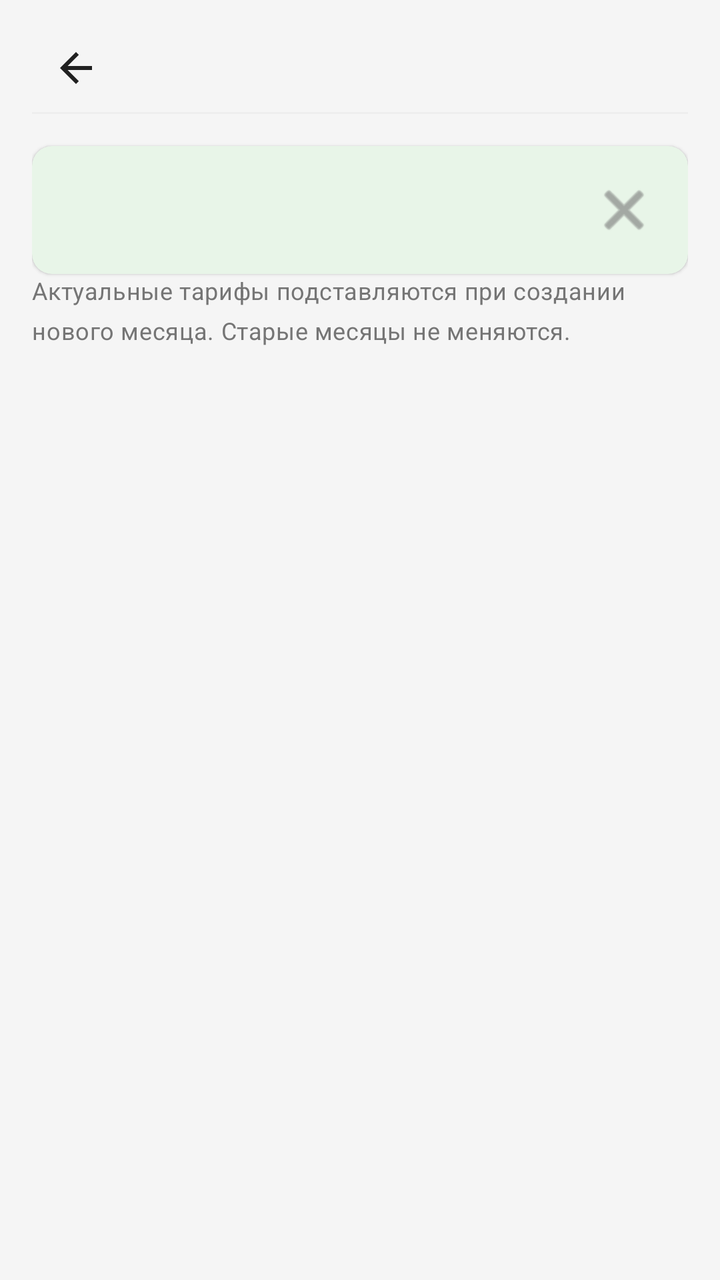
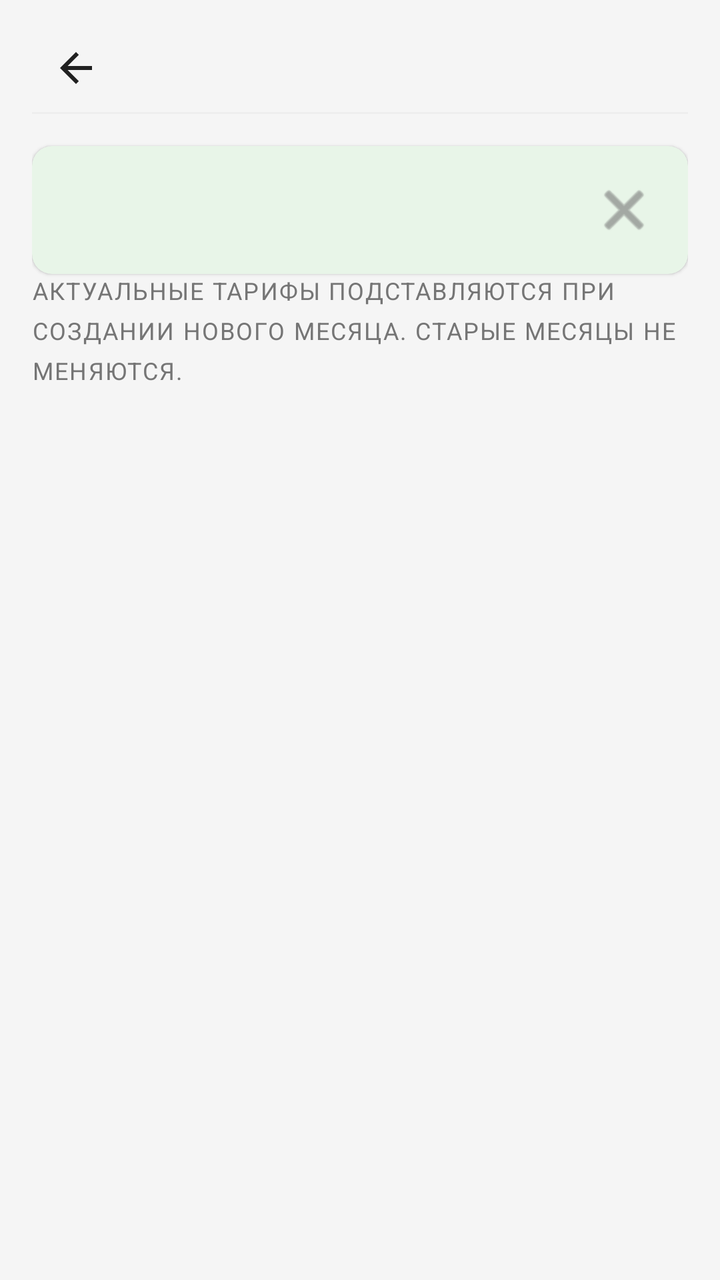

Screens rendered from an Android XML layout before and after an edit, with the pre-edit source and the edit as a unified diff.
<!-- AndroidManifest.xml: application theme Theme.MyBudget -->
<!-- res/layout/activity_utility_tariffs.xml -->
<?xml version="1.0" encoding="utf-8"?>
<LinearLayout xmlns:android="http://schemas.android.com/apk/res/android" xmlns:app="http://schemas.android.com/apk/res-auto"
    android:orientation="vertical"
    android:background="@color/background_light"
    android:paddingLeft="@dimen/space_16"
    android:paddingTop="@dimen/space_12"
    android:paddingRight="@dimen/space_16"
    android:paddingBottom="@dimen/space_16"
    android:layout_width="match_parent"
    android:layout_height="match_parent"
    android:paddingHorizontal="@dimen/space_16">
    <include
        android:layout_width="match_parent"
        android:layout_height="wrap_content"
        android:layout_marginBottom="@dimen/space_8"
        layout="@layout/include_screen_header"/>
    <include
        android:id="@+id/utilityTariffsHint"
        android:layout_width="match_parent"
        android:layout_height="wrap_content"
        layout="@layout/include_dismissible_hint"/>
    <TextView
        android:textSize="12sp"
        android:layout_width="match_parent"
        android:layout_height="wrap_content"
        android:layout_marginBottom="@dimen/space_12"
        android:text="@string/utility_tariffs_hint"
        style="@style/Text.MyBudget.Subtitle"/>
    <androidx.recyclerview.widget.RecyclerView
        android:id="@+id/tariffsRecycler"
        android:layout_width="match_parent"
        android:layout_height="0dp"
        android:layout_weight="1"/>
    <TextView
        android:gravity="center"
        android:id="@+id/tariffsEmpty"
        android:padding="@dimen/space_24"
        android:visibility="gone"
        android:layout_width="match_parent"
        android:layout_height="wrap_content"
        android:text="@string/utility_tariffs_empty"
        style="@style/Text.MyBudget.Subtitle"/>
</LinearLayout>
<!-- res/layout/include_screen_header.xml (included above) -->
<?xml version="1.0" encoding="utf-8"?>
<LinearLayout xmlns:android="http://schemas.android.com/apk/res/android"
    android:layout_width="match_parent"
    android:layout_height="wrap_content"
    android:orientation="vertical">

    <include layout="@layout/include_compact_toolbar" />

    <View
        android:layout_width="match_parent"
        android:layout_height="1dp"
        android:layout_marginBottom="@dimen/space_8"
        android:background="@color/border_light" />
</LinearLayout>
<!-- res/layout/include_dismissible_hint.xml (included above) -->
<?xml version="1.0" encoding="utf-8"?>
<androidx.cardview.widget.CardView xmlns:android="http://schemas.android.com/apk/res/android" xmlns:app="http://schemas.android.com/apk/res-auto"
    android:id="@+id/screenHintCard"
    android:layout_width="match_parent"
    android:layout_height="wrap_content"
    android:layout_marginBottom="@dimen/space_8"
    app:cardBackgroundColor="@color/primary_green_light"
    style="@style/Card.MyBudget.Surface.Small">
    <LinearLayout
        android:orientation="vertical"
        android:padding="@dimen/space_10"
        android:layout_width="match_parent"
        android:layout_height="wrap_content">
        <LinearLayout
            android:gravity="center_vertical"
            android:orientation="horizontal"
            android:layout_width="match_parent"
            android:layout_height="wrap_content">
            <TextView
                android:textSize="13sp"
                android:textColor="@color/text_primary"
                android:id="@+id/screenHintText"
                android:layout_width="0dp"
                android:layout_height="wrap_content"
                android:layout_weight="1"
                android:lineSpacingExtra="@dimen/space_2"
                style="@style/Text.MyBudget.Subtitle"/>
            <ImageButton
                android:id="@+id/screenHintDismiss"
                android:background="?attr/selectableItemBackgroundBorderless"
                android:padding="@dimen/space_8"
                android:layout_width="@dimen/touch_min_size"
                android:layout_height="@dimen/touch_min_size"
                android:src="@android:drawable/ic_menu_close_clear_cancel"
                android:contentDescription="@string/hint_dismiss"
                app:tint="@color/text_secondary"/>
        </LinearLayout>
        <TextView
            android:textSize="12sp"
            android:textColor="@color/budget_blue"
            android:id="@+id/screenHintHelp"
            android:background="?attr/selectableItemBackground"
            android:paddingTop="@dimen/space_2"
            android:paddingBottom="@dimen/space_2"
            android:focusable="true"
            android:visibility="gone"
            android:clickable="true"
            android:layout_width="wrap_content"
            android:layout_height="wrap_content"
            android:layout_marginTop="@dimen/space_4"
            android:text="@string/hint_open_help"
            android:paddingVertical="@dimen/space_2"
            style="@style/Text.MyBudget.Subtitle"/>
    </LinearLayout>
</androidx.cardview.widget.CardView>
<!-- res/layout/include_compact_toolbar.xml (included above) -->
<?xml version="1.0" encoding="utf-8"?>
<LinearLayout xmlns:android="http://schemas.android.com/apk/res/android" xmlns:app="http://schemas.android.com/apk/res-auto"
    android:gravity="center_vertical"
    android:orientation="horizontal"
    android:id="@+id/screenHeaderRoot"
    android:layout_width="match_parent"
    android:layout_height="wrap_content"
    android:minHeight="@dimen/touch_min_size">
    <ImageButton
        android:id="@+id/screenHeaderBack"
        android:background="?attr/selectableItemBackgroundBorderless"
        android:padding="@dimen/space_8"
        android:layout_width="@dimen/touch_min_size"
        android:layout_height="@dimen/touch_min_size"
        android:src="@drawable/ic_arrow_back"
        android:scaleType="centerInside"
        android:contentDescription="@string/nav_back"
        app:tint="@color/text_primary"/>
    <TextView
        android:textSize="18sp"
        android:id="@+id/screenHeaderEmoji"
        android:visibility="gone"
        android:layout_width="wrap_content"
        android:layout_height="wrap_content"
        android:layout_marginStart="@dimen/space_2"/>
    <TextView
        android:textSize="20sp"
        android:ellipsize="end"
        android:id="@+id/screenHeaderTitle"
        android:layout_width="0dp"
        android:layout_height="wrap_content"
        android:maxLines="1"
        android:layout_weight="1"
        android:layout_marginStart="@dimen/space_4"
        style="@style/Text.MyBudget.Title"/>
    <ImageButton
        android:id="@+id/screenHeaderAction"
        android:background="?attr/selectableItemBackgroundBorderless"
        android:padding="@dimen/space_8"
        android:visibility="gone"
        android:layout_width="@dimen/touch_min_size"
        android:layout_height="@dimen/touch_min_size"
        android:src="@android:drawable/ic_menu_more"
        android:contentDescription="@string/transactions_more_menu"
        app:tint="@color/text_secondary"/>
    <ImageButton
        android:id="@+id/screenHeaderActionSecondary"
        android:background="?attr/selectableItemBackgroundBorderless"
        android:padding="@dimen/space_8"
        android:visibility="gone"
        android:layout_width="@dimen/touch_min_size"
        android:layout_height="@dimen/touch_min_size"
        android:src="@android:drawable/ic_menu_search"
        android:contentDescription="@string/transactions_search_submit"
        app:tint="@color/budget_blue"/>
</LinearLayout>
<!-- resources referenced by this layout -->
<resources>
  <color name="background_light">#f5f5f5</color>
  <color name="border_light">#eeeeee</color>
  <color name="budget_blue">#2196f3</color>
  <color name="primary_green_light">#e8f5e8</color>
  <color name="text_primary">#212121</color>
  <color name="text_secondary">#757575</color>
  <dimen name="space_10">10dp</dimen>
  <dimen name="space_12">12dp</dimen>
  <dimen name="space_16">16dp</dimen>
  <dimen name="space_2">2dp</dimen>
  <dimen name="space_24">24dp</dimen>
  <dimen name="space_4">4dp</dimen>
  <dimen name="space_8">8dp</dimen>
  <dimen name="touch_min_size">44dp</dimen>
  <!-- drawable ic_arrow_back (drawable) -->
  <?xml version="1.0" encoding="utf-8"?>
  <vector xmlns:android="http://schemas.android.com/apk/res/android"
      android:height="24dp"
      android:width="24dp"
      android:viewportWidth="24"
      android:viewportHeight="24">
      <path
          android:fillColor="@color/text_primary"
          android:pathData="M20,11H7.83l5.59,-5.59L12,4l-8,8 8,8 1.41,-1.41L7.83,13H20v-2z"/>
  </vector>
  <string name="hint_dismiss">Скрыть подсказку</string>
  <string name="hint_open_help">Подробная инструкция →</string>
  <string name="nav_back">Назад</string>
  <string name="transactions_more_menu">Дополнительно</string>
  <string name="transactions_search_submit">Искать</string>
  <string name="utility_tariffs_empty">Нет строк с тарифом. Добавьте в шаблоне строки типа «кол-во × тариф».</string>
  <string name="utility_tariffs_hint">Актуальные тарифы подставляются при создании нового месяца. Старые месяцы не меняются.</string>
  <style name="Card.MyBudget.Surface.Small" parent="@style/Card.MyBudget.Surface">
      <item name="cardCornerRadius">@dimen/radius_10</item>
    </style>
  <style name="Text.MyBudget.Subtitle" parent="@style/Text.MyBudget">
      <item name="android:textSize">12sp</item>
      <item name="android:textColor">@color/text_secondary</item>
    </style>
  <style name="Text.MyBudget.Title" parent="@style/Text.MyBudget">
      <item name="android:textSize">18sp</item>
      <item name="android:textStyle">bold</item>
      <item name="android:textColor">@color/text_primary</item>
    </style>
  <style name="Theme.MyBudget" parent="@style/Base.Theme.MyBudget" />
  <style name="Card.MyBudget.Surface" parent="">
      <item name="cardBackgroundColor">@color/card_background_white</item>
      <item name="cardCornerRadius">@dimen/radius_16</item>
      <item name="cardElevation">@dimen/card_elevation_low</item>
    </style>
  <dimen name="radius_10">10dp</dimen>
  <style name="Text.MyBudget" parent="@style/TextAppearance.Material3.BodyMedium" />
  <style name="Base.Theme.MyBudget" parent="@style/Theme.Material3.DayNight.NoActionBar">
      <item name="android:colorBackground">@color/background_light</item>
      <item name="colorOnPrimary">@color/md_theme_onPrimary</item>
      <item name="colorOnSurface">@color/md_theme_onSurface</item>
      <item name="colorOutline">@color/md_theme_outline</item>
      <item name="colorPrimary">@color/md_theme_primary</item>
      <item name="colorSurface">@color/md_theme_surface</item>
      <item name="colorSurfaceVariant">@color/md_theme_surfaceVariant</item>
    </style>
  <color name="card_background_white">#ffffff</color>
  <dimen name="radius_16">16dp</dimen>
  <dimen name="card_elevation_low">1dp</dimen>
  <color name="md_theme_onPrimary">#ffffff</color>
  <color name="md_theme_onSurface">#1d1b20</color>
  <color name="md_theme_outline">#79747e</color>
  <color name="md_theme_primary">#6750a4</color>
  <color name="md_theme_surface">#ffffff</color>
  <color name="md_theme_surfaceVariant">#e7e0ec</color>
</resources>

<!-- the commit's change to res/layout/activity_utility_tariffs.xml (unified diff, before → after) -->
@@ -20,12 +20,11 @@
         android:layout_height="wrap_content"
         layout="@layout/include_dismissible_hint"/>
     <TextView
-        android:textSize="12sp"
         android:layout_width="match_parent"
         android:layout_height="wrap_content"
         android:layout_marginBottom="@dimen/space_12"
         android:text="@string/utility_tariffs_hint"
-        style="@style/Text.MyBudget.Subtitle"/>
+        style="@style/Text.MyBudget.SectionLabel"/>
     <androidx.recyclerview.widget.RecyclerView
         android:id="@+id/tariffsRecycler"
         android:layout_width="match_parent"
<!-- resource entries referenced after the edit -->
@@ -34,6 +34,12 @@
   <string name="utility_tariffs_hint">Актуальные тарифы подставляются при создании нового месяца. Старые месяцы не меняются.</string>
   <style name="Card.MyBudget.Surface.Small" parent="@style/Card.MyBudget.Surface">
       <item name="cardCornerRadius">@dimen/radius_10</item>
+    </style>
+  <style name="Text.MyBudget.SectionLabel" parent="@style/Text.MyBudget">
+      <item name="android:textSize">12sp</item>
+      <item name="android:textColor">@color/text_secondary</item>
+      <item name="android:textAllCaps">true</item>
+      <item name="android:letterSpacing">0.06</item>
     </style>
   <style name="Text.MyBudget.Subtitle" parent="@style/Text.MyBudget">
       <item name="android:textSize">12sp</item>
